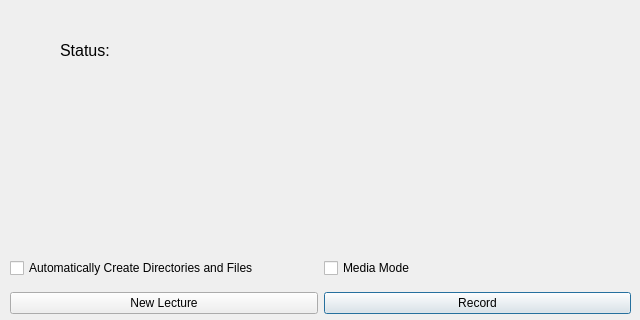
raquelrasia/tcc, file tcc_gui/tcc_gui/maindialog.ui: the form before one commit; both pictures show x 0 to 640 and y 0 to 320 of the 640 by 480 pixel window.
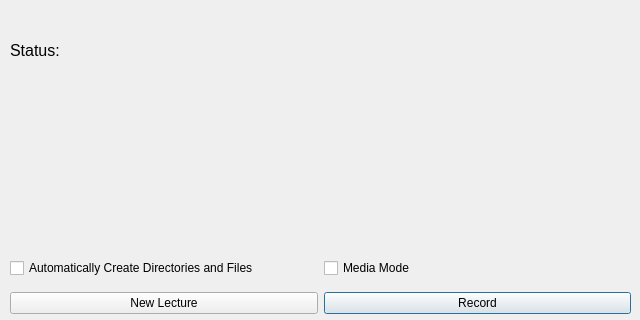
The form after the commit.

```diff
--- a/tcc_gui/tcc_gui/maindialog.ui
+++ b/tcc_gui/tcc_gui/maindialog.ui
@@ -70,9 +70,9 @@
   <widget class="QLabel" name="label">
    <property name="geometry">
     <rect>
-     <x>60</x>
+     <x>10</x>
      <y>10</y>
-     <width>431</width>
+     <width>621</width>
      <height>81</height>
     </rect>
    </property>
```
